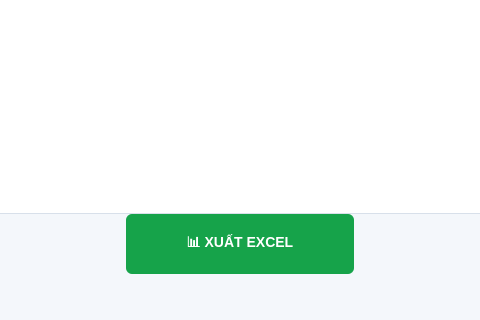
This is QLBaiDoXeThongMinh/giaodien/designer/quan_ly_bai_xe.ui in hiennguyen2501/project_HeThongQuanLyBaiXeThongMinh as Qt 5 draws it before an edit; both pictures show x 353 to 833 and y 400 to 720 of the 1180 by 720 pixel window. The edited form follows.
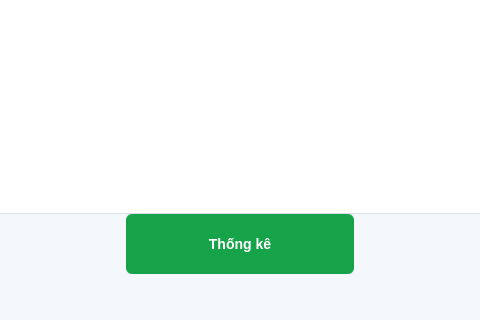
This is the edited form.

Patch:
```diff
--- a/QLBaiDoXeThongMinh/giaodien/designer/quan_ly_bai_xe.ui
+++ b/QLBaiDoXeThongMinh/giaodien/designer/quan_ly_bai_xe.ui
@@ -283,7 +283,7 @@
         <item>
          <widget class="QPushButton" name="btn_xuat_excel">
           <property name="text">
-           <string>📊 XUẤT EXCEL</string>
+           <string>Thống kê</string>
           </property>
           <property name="cursor">
            <cursorShape>PointingHandCursor</cursorShape>
```
Left out of the diff: 1 changed line with no effect on the pictures.
